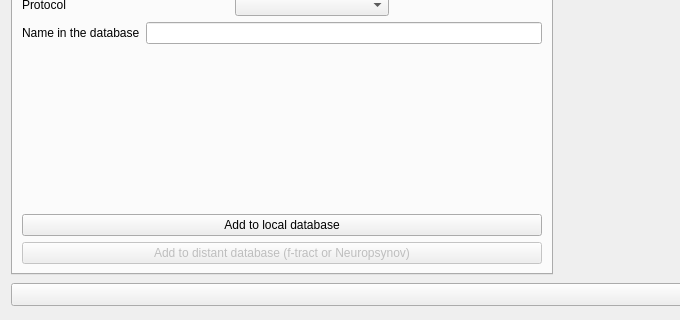
IntrAnatSEEGSoftware/IntrAnat, file ImageImport.ui: the form before one commit; both pictures show x 0 to 680 and y 336 to 656 of the 1185 by 656 pixel window.
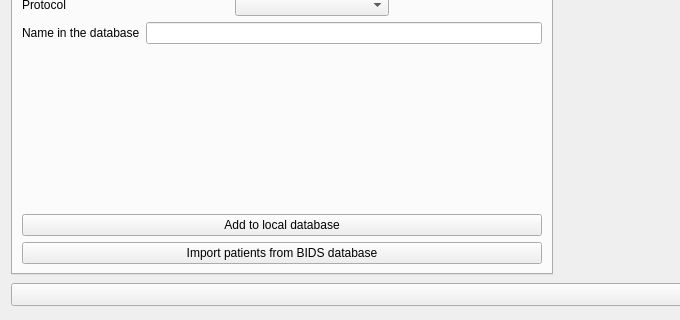
The form after the commit. The open tabs and pages were chosen to show the change.

Commit message: Bugfix: Old references not removed correctly

What changed in the file:
```diff
--- a/ImageImport.ui
+++ b/ImageImport.ui
@@ -160,13 +160,6 @@
           </property>
          </widget>
         </item>
-        <item>
-         <widget class="QPushButton" name="bvImportBids">
-          <property name="text">
-           <string>Import patients from BIDS database</string>
-          </property>
-         </widget>
-        </item>
        </layout>
       </widget>
       <widget class="QWidget" name="tab_2">
@@ -408,12 +401,9 @@
          </widget>
         </item>
         <item>
-         <widget class="QPushButton" name="subjectAddProjectDatabase">
-          <property name="enabled">
-           <bool>false</bool>
-          </property>
+         <widget class="QPushButton" name="bvImportBids">
           <property name="text">
-           <string>Add to distant database (f-tract or Neuropsynov)</string>
+           <string>Import patients from BIDS database</string>
           </property>
          </widget>
         </item>
```
Left out of the diff: 1 changed line with no effect on the pictures. The commit also changes 2 other files.
